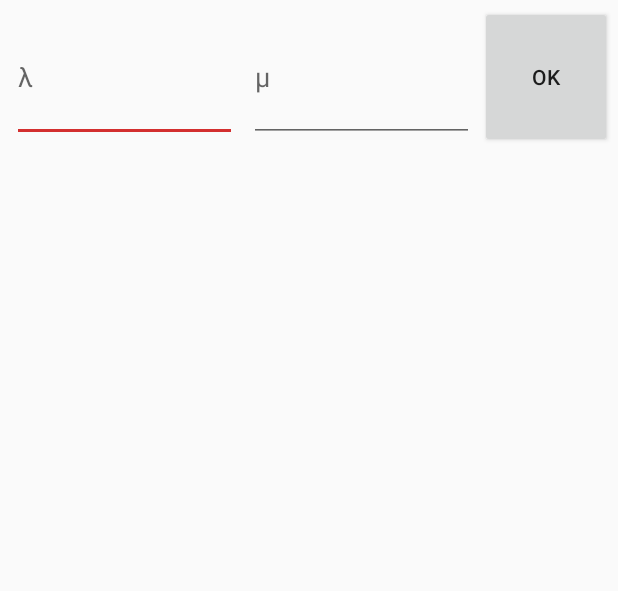
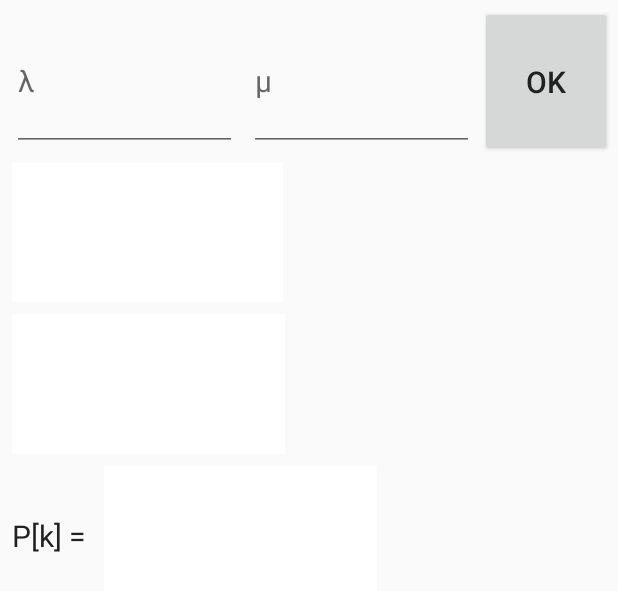
Before and after one commit to DmitriySimakov/Queue, an Android app: the layout fragment_model_calculation.xml on its own in the app's theme, with its tools: preview values and no code run, on a phone screen of 412 x 824 dp. Shown: the top 591 px of the screen. Run offline under Robolectric (Android 15) with nearby library versions, the phone set to English and light mode, and no system bars.

Commit message:
Added some fixes

```diff
--- a/app/src/main/java/com/dmitry_simakov/queue/fragments/LineGraphFragment.java
+++ b/app/src/main/java/com/dmitry_simakov/queue/fragments/LineGraphFragment.java
@@ -1,8 +1,6 @@
 package com.dmitry_simakov.queue.fragments;
 
 import android.content.res.Resources;
-import android.graphics.Color;
-import android.graphics.DashPathEffect;
 import android.os.Bundle;
 import android.support.v4.app.Fragment;
 import android.view.LayoutInflater;
@@ -29,7 +27,7 @@ public class LineGraphFragment extends Fragment {
     @Override
     public View onCreateView(
             LayoutInflater inflater, ViewGroup container, Bundle savedInstanceState) {
-        View v = inflater.inflate(R.layout.fragment_graph, container, false);
+        View v = inflater.inflate(R.layout.fragment_line_graph, container, false);
 
         Bundle bundle = getArguments();
         if (bundle != null) {
@@ -40,7 +38,7 @@ public class LineGraphFragment extends Fragment {
         chart = new LineChart(getActivity());
         chart.setLayoutParams(new FrameLayout.LayoutParams(
                 FrameLayout.LayoutParams.MATCH_PARENT, FrameLayout.LayoutParams.MATCH_PARENT));
-        FrameLayout frameLayout = v.findViewById(R.id.graph_frame);
+        FrameLayout frameLayout = v.findViewById(R.id.line_graph_frame);
         frameLayout.addView(chart);
 
         List<Entry> entries = new ArrayList<Entry>();
--- a/app/src/main/java/com/dmitry_simakov/queue/models/MM1.java
+++ b/app/src/main/java/com/dmitry_simakov/queue/models/MM1.java
@@ -11,11 +11,11 @@ public class MM1 extends Model {
         BDPImage = R.drawable.m_m_1__2;
     }
 
-    public boolean setValues(float lambda, float mu) {
+    public String setValues(float lambda, float mu) {
         if (lambda/mu < 1) {
             return super.setValues(lambda, mu);
         }
-        return false;
+        return "Для модели M/M/1 должно выполняться:\nlambda < mu";
     }
 
     @Override
--- a/app/src/main/java/com/dmitry_simakov/queue/models/Model.java
+++ b/app/src/main/java/com/dmitry_simakov/queue/models/Model.java
@@ -34,14 +34,14 @@ public abstract class Model {
         return BDPImage;
     }
 
-    public boolean setValues(float lambda, float mu) {
+    public String setValues(float lambda, float mu) {
         if ((lambda > 0) && (mu > 0)) {
             this.lambda = lambda;
             this.mu = mu;
             ro = lambda / mu;
-            return true;
+            return null;
         }
-        return false;
+        return "lambda и mu должны быть больше 0";
     }
 
     abstract public void getP(float[] P);
--- a/app/src/main/res/layout-land/fragment_model_calculation.xml
+++ b/app/src/main/res/layout-land/fragment_model_calculation.xml
@@ -9,80 +9,15 @@
     app:layout_behavior="@string/appbar_scrolling_view_behavior">
 
     <FrameLayout
-        android:id="@+id/p_frame"
+        android:id="@+id/graph_frame"
         android:layout_width="0dp"
         android:layout_height="match_parent"
         android:layout_weight="1"
         android:layout_margin="@dimen/element_margin"/>
 
-    <LinearLayout
-        android:orientation="vertical"
-        android:layout_width="0dp"
-        android:layout_height="match_parent"
-        android:layout_weight="1">
-
-        <LinearLayout
-            android:orientation="horizontal"
-            android:layout_width="match_parent"
-            android:layout_height="0dp"
-            android:layout_weight="1">
-
-            <EditText
-                android:id="@+id/lambda_ET"
-                android:hint="@string/lambda"
-                android:layout_width="0dp"
-                android:layout_height="match_parent"
-                android:layout_weight="1"
-                android:ems="5"
-                android:inputType="numberDecimal"
-                android:layout_margin="@dimen/element_margin"/>
-
-            <EditText
-                android:id="@+id/mu_ET"
-                android:hint="@string/mu"
-                android:layout_width="0dp"
-                android:layout_height="match_parent"
-                android:layout_weight="1"
-                android:ems="5"
-                android:inputType="numberDecimal"
-                android:layout_margin="@dimen/element_margin"/>
-
-            <Button
-                android:id="@+id/ok_Btn"
-                android:text="@string/ok"
-                android:layout_width="wrap_content"
-                android:layout_height="match_parent"
-                android:layout_gravity="bottom"/>
-
-        </LinearLayout>
-
-        <TextView
-            android:id="@+id/t_TV"
-            android:textSize="24sp"
-            android:gravity="center_vertical"
-            android:layout_width="match_parent"
-            android:layout_height="0dp"
-            android:layout_weight="1"
-            android:layout_margin="@dimen/element_margin"/>
-
-        <TextView
-            android:id="@+id/k_TV"
-            android:textSize="24sp"
-            android:gravity="center_vertical"
-            android:layout_width="match_parent"
-            android:layout_height="0dp"
-            android:layout_weight="1"
-            android:layout_margin="@dimen/element_margin"/>
-
-        <TextView
-            android:id="@+id/p_TV"
-            android:textSize="24sp"
-            android:gravity="center_vertical"
-            android:layout_width="match_parent"
-            android:layout_height="0dp"
-            android:layout_weight="1"
-            android:layout_margin="@dimen/element_margin"/>
-
-    </LinearLayout>
+    <include layout="@layout/content_model_calc_frag"
+             android:layout_height="match_parent"
+             android:layout_width="0dp"
+             android:layout_weight="1"/>
 
 </LinearLayout>
--- /dev/null
+++ b/app/src/main/res/layout/content_model_calc_frag.xml
@@ -0,0 +1,122 @@
+<?xml version="1.0" encoding="utf-8"?>
+
+<LinearLayout
+    xmlns:android="http://schemas.android.com/apk/res/android"
+    xmlns:app="http://schemas.android.com/apk/res-auto"
+    android:orientation="vertical"
+    android:layout_width="match_parent"
+    android:layout_height="match_parent">
+
+    <LinearLayout
+        android:orientation="horizontal"
+        android:layout_width="match_parent"
+        android:layout_height="0dp"
+        android:layout_weight="1">
+
+        <EditText
+            android:id="@+id/lambda_ET"
+            android:hint="@string/lambda"
+            android:layout_width="0dp"
+            android:layout_height="match_parent"
+            android:layout_weight="1"
+            android:ems="5"
+            android:inputType="numberDecimal"
+            android:layout_margin="@dimen/element_margin"/>
+
+        <EditText
+            android:id="@+id/mu_ET"
+            android:hint="@string/mu"
+            android:layout_width="0dp"
+            android:layout_height="match_parent"
+            android:layout_weight="1"
+            android:ems="5"
+            android:inputType="numberDecimal"
+            android:layout_margin="@dimen/element_margin"/>
+
+        <Button
+            android:id="@+id/ok_Btn"
+            android:text="@string/ok"
+            android:layout_width="wrap_content"
+            android:layout_height="match_parent"
+            android:layout_gravity="bottom"/>
+
+    </LinearLayout>
+
+    <LinearLayout
+        android:layout_width="match_parent"
+        android:layout_height="0dp"
+        android:layout_weight="1">
+
+        <ImageView
+            android:id="@+id/t_formula_IV"
+            android:layout_width="wrap_content"
+            android:layout_height="match_parent"
+            android:layout_margin="@dimen/element_margin"
+            android:adjustViewBounds="true"
+            android:contentDescription="formula t"
+            app:srcCompat="@drawable/empty_image"/>
+
+        <TextView
+            android:id="@+id/t_TV"
+            android:gravity="center_vertical"
+            android:layout_width="match_parent"
+            android:layout_height="match_parent"
+            android:layout_margin="@dimen/element_margin"/>
+
+    </LinearLayout>
+
+    <LinearLayout
+        android:layout_width="match_parent"
+        android:layout_height="0dp"
+        android:layout_weight="1">
+
+        <ImageView
+            android:id="@+id/k_formula_IV"
+            android:layout_width="wrap_content"
+            android:layout_height="match_parent"
+            android:layout_margin="@dimen/element_margin"
+            android:adjustViewBounds="true"
+            android:contentDescription="formula k"
+            app:srcCompat="@drawable/empty_image"/>
+
+        <TextView
+            android:id="@+id/k_TV"
+            android:gravity="center_vertical"
+            android:layout_width="match_parent"
+            android:layout_height="match_parent"
+            android:layout_margin="@dimen/element_margin"/>
+
+    </LinearLayout>
+
+    <LinearLayout
+        android:layout_width="match_parent"
+        android:layout_height="0dp"
+        android:layout_weight="1">
+
+        <TextView
+            android:id="@+id/p1_TV"
+            android:text="P[k] = "
+            android:gravity="center_vertical"
+            android:layout_width="wrap_content"
+            android:layout_height="match_parent"
+            android:layout_margin="@dimen/element_margin"/>
+
+        <ImageView
+            android:id="@+id/p_formula_IV"
+            android:layout_width="wrap_content"
+            android:layout_height="match_parent"
+            android:layout_margin="@dimen/element_margin"
+            android:adjustViewBounds="true"
+            android:contentDescription="formula P"
+            app:srcCompat="@drawable/empty_image"/>
+
+        <TextView
+            android:id="@+id/p_TV"
+            android:gravity="center_vertical"
+            android:layout_width="match_parent"
+            android:layout_height="match_parent"
+            android:layout_margin="@dimen/element_margin"/>
+
+    </LinearLayout>
+
+</LinearLayout>
--- a/app/src/main/res/layout/fragment_graph.xml
+++ b/app/src/main/res/layout/fragment_line_graph.xml
@@ -1,7 +1,7 @@
 <FrameLayout
     xmlns:android="http://schemas.android.com/apk/res/android"
     xmlns:tools="http://schemas.android.com/tools"
-    android:id="@+id/graph_frame"
+    android:id="@+id/line_graph_frame"
     android:layout_width="match_parent"
     android:layout_height="match_parent"
     tools:context="com.dmitry_simakov.queue.fragments.LineGraphFragment"/>
--- a/app/src/main/res/layout/fragment_model_calculation.xml
+++ b/app/src/main/res/layout/fragment_model_calculation.xml
@@ -5,82 +5,18 @@
     android:orientation="vertical"
     android:layout_width="match_parent"
     android:layout_height="match_parent"
+    android:focusable="true"
+    android:focusableInTouchMode="true"
     android:padding="@dimen/frame_padding"
     app:layout_behavior="@string/appbar_scrolling_view_behavior">
 
-    <LinearLayout
-        android:orientation="vertical"
+    <include layout="@layout/content_model_calc_frag"
+        android:layout_height="0dp"
         android:layout_width="match_parent"
-        android:layout_height="0dp"
-        android:layout_weight="1">
-
-        <LinearLayout
-            android:orientation="horizontal"
-            android:layout_width="match_parent"
-            android:layout_height="0dp"
-            android:layout_weight="1">
-
-            <EditText
-                android:id="@+id/lambda_ET"
-                android:hint="@string/lambda"
-                android:layout_width="0dp"
-                android:layout_height="match_parent"
-                android:layout_weight="1"
-                android:ems="5"
-                android:inputType="numberDecimal"
-                android:layout_margin="@dimen/element_margin"/>
-
-            <EditText
-                android:id="@+id/mu_ET"
-                android:hint="@string/mu"
-                android:layout_width="0dp"
-                android:layout_height="match_parent"
-                android:layout_weight="1"
-                android:ems="5"
-                android:inputType="numberDecimal"
-                android:layout_margin="@dimen/element_margin"/>
-
-            <Button
-                android:id="@+id/ok_Btn"
-                android:text="@string/ok"
-                android:layout_width="wrap_content"
-                android:layout_height="match_parent"
-                android:layout_gravity="bottom"/>
-
-        </LinearLayout>
-
-        <TextView
-            android:id="@+id/t_TV"
-            android:textSize="24sp"
-            android:gravity="center_vertical"
-            android:layout_width="match_parent"
-            android:layout_height="0dp"
-            android:layout_weight="1"
-            android:layout_margin="@dimen/element_margin"/>
-
-        <TextView
-            android:id="@+id/k_TV"
-            android:textSize="24sp"
-            android:gravity="center_vertical"
-            android:layout_width="match_parent"
-            android:layout_height="0dp"
-            android:layout_weight="1"
-            android:layout_margin="@dimen/element_margin"/>
-
-        <TextView
-            android:id="@+id/p_TV"
-            android:textSize="24sp"
-            android:gravity="center_vertical"
-            android:layout_width="match_parent"
-            android:layout_height="0dp"
-            android:layout_weight="1"
-            android:layout_margin="@dimen/element_margin"/>
-
-
-    </LinearLayout>
+        android:layout_weight="1"/>
 
     <FrameLayout
-        android:id="@+id/p_frame"
+        android:id="@+id/graph_frame"
         android:layout_width="match_parent"
         android:layout_height="0dp"
         android:layout_weight="1"
--- a/app/src/main/res/values/dimens.xml
+++ b/app/src/main/res/values/dimens.xml
@@ -1,4 +1,5 @@
 <resources>
     <dimen name="frame_padding">4dp</dimen>
     <dimen name="element_margin">4dp</dimen>
+    <dimen name="content_text_size">20sp</dimen>
 </resources>
--- a/app/src/main/res/values/styles.xml
+++ b/app/src/main/res/values/styles.xml
@@ -5,6 +5,8 @@
         <item name="colorPrimary">@color/red_700</item>
         <item name="colorPrimaryDark">@color/red_900</item>
         <item name="colorAccent">@color/red_700</item>
+        <item name="android:textSize">@dimen/content_text_size</item>
+        <item name="android:textColor">@color/grey_900</item>
     </style>
 
     <style name="AppTheme.AppBarOverlay" parent="ThemeOverlay.AppCompat.Dark.ActionBar">
```
Also changed, not shown: app/src/main/AndroidManifest.xml (+5 -2 lines), app/src/main/java/com/dmitry_simakov/queue/fragments/BarGraphFragment.java (+21 -2 lines), app/src/main/java/com/dmitry_simakov/queue/fragments/ModelCalculationFragment.java (+44 -13 lines).
